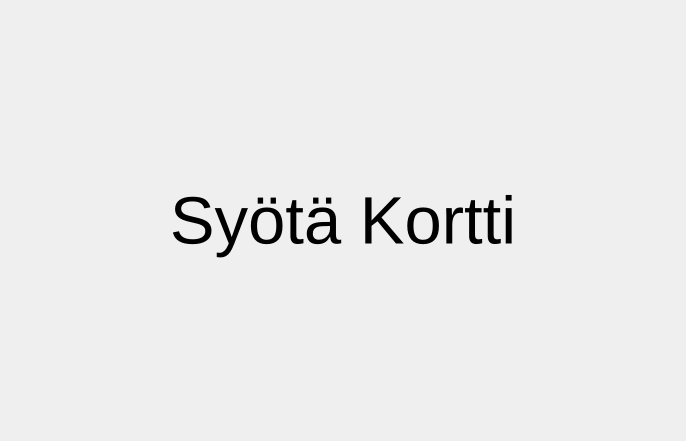
Old version of the form frontend/insertcardwindow.ui in the repository Peasami/bank-simulator-2023.
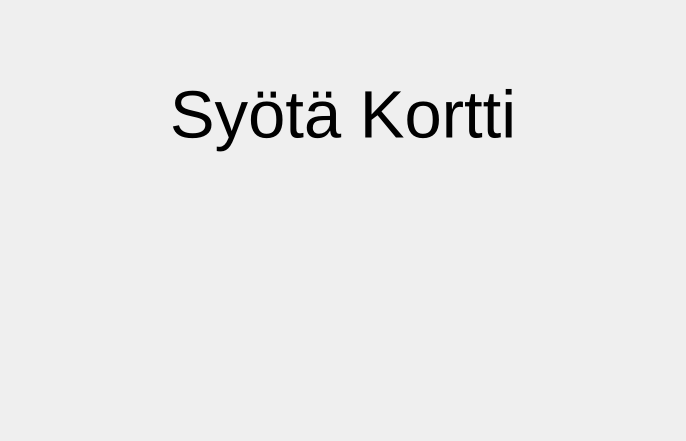
New version of the form.

Diff of the .ui file:
```diff
--- a/frontend/insertcardwindow.ui
+++ b/frontend/insertcardwindow.ui
@@ -29,6 +29,13 @@
      </property>
     </widget>
    </item>
+   <item>
+    <widget class="QLabel" name="infoLabel">
+     <property name="text">
+      <string/>
+     </property>
+    </widget>
+   </item>
   </layout>
  </widget>
  <resources/>
```
